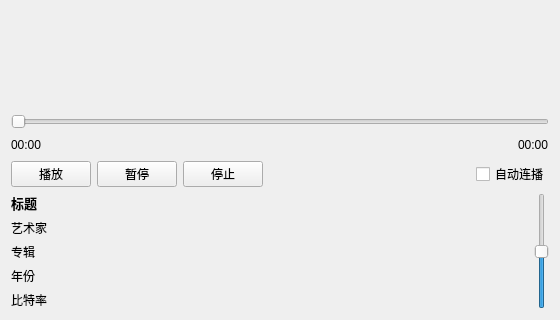
Old version of the form views/mediaplayerview.ui in the repository CLF184/MyTestQtMeidaPlayer; both pictures show x 0 to 560 and y 203 to 523 of the 560 by 523 pixel window.
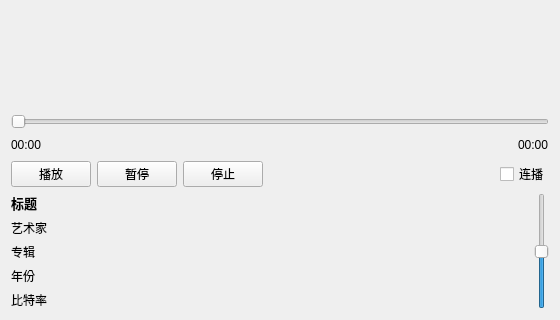
New version of the form.

Patch:
```diff
--- a/views/mediaplayerview.ui
+++ b/views/mediaplayerview.ui
@@ -101,7 +101,7 @@
      <item>
       <widget class="QCheckBox" name="autoPlayCheckBox">
        <property name="text">
-        <string>自动连播</string>
+        <string>连播</string>
        </property>
       </widget>
      </item>
```
